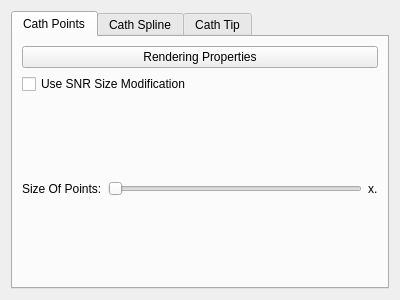
Qt form rtUI/cathOptions.ui (pengwg/vurtigo) before a commit.
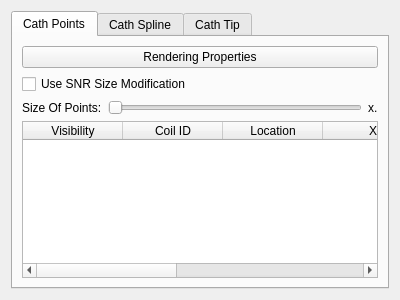
The same form after that commit.

Commit message: Added coil on or off options to the catheter settings.

The edit to the form file:
```diff
--- a/rtUI/cathOptions.ui
+++ b/rtUI/cathOptions.ui
@@ -53,7 +53,7 @@
             <number>1</number>
            </property>
            <property name="maximum">
-            <number>50</number>
+            <number>100</number>
            </property>
            <property name="singleStep">
             <number>1</number>
@@ -75,6 +75,69 @@
          </item>
         </layout>
        </item>
+       <item>
+        <widget class="QTableWidget" name="pointsTable">
+         <property name="editTriggers">
+          <set>QAbstractItemView::DoubleClicked|QAbstractItemView::EditKeyPressed</set>
+         </property>
+         <column>
+          <property name="text">
+           <string>Visibility</string>
+          </property>
+          <property name="textAlignment">
+           <set>AlignHCenter|AlignVCenter|AlignCenter</set>
+          </property>
+         </column>
+         <column>
+          <property name="text">
+           <string>Coil ID</string>
+          </property>
+          <property name="textAlignment">
+           <set>AlignHCenter|AlignVCenter|AlignCenter</set>
+          </property>
+         </column>
+         <column>
+          <property name="text">
+           <string>Location</string>
+          </property>
+          <property name="textAlignment">
+           <set>AlignHCenter|AlignVCenter|AlignCenter</set>
+          </property>
+         </column>
+         <column>
+          <property name="text">
+           <string>X</string>
+          </property>
+          <property name="textAlignment">
+           <set>AlignHCenter|AlignVCenter|AlignCenter</set>
+          </property>
+         </column>
+         <column>
+          <property name="text">
+           <string>Y</string>
+          </property>
+          <property name="textAlignment">
+           <set>AlignHCenter|AlignVCenter|AlignCenter</set>
+          </property>
+         </column>
+         <column>
+          <property name="text">
+           <string>Z</string>
+          </property>
+          <property name="textAlignment">
+           <set>AlignHCenter|AlignVCenter|AlignCenter</set>
+          </property>
+         </column>
+         <column>
+          <property name="text">
+           <string>SNR</string>
+          </property>
+          <property name="textAlignment">
+           <set>AlignHCenter|AlignVCenter|AlignCenter</set>
+          </property>
+         </column>
+        </widget>
+       </item>
       </layout>
      </widget>
      <widget class="QWidget" name="tab_3">
```
The commit also changes 3 other files.
